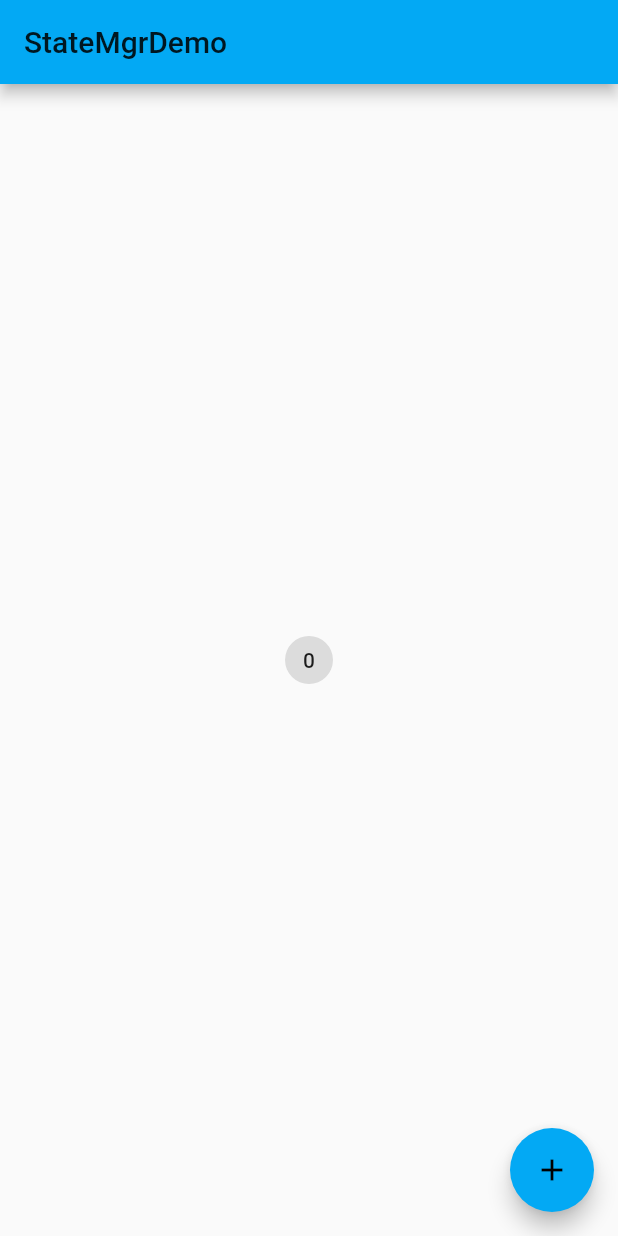
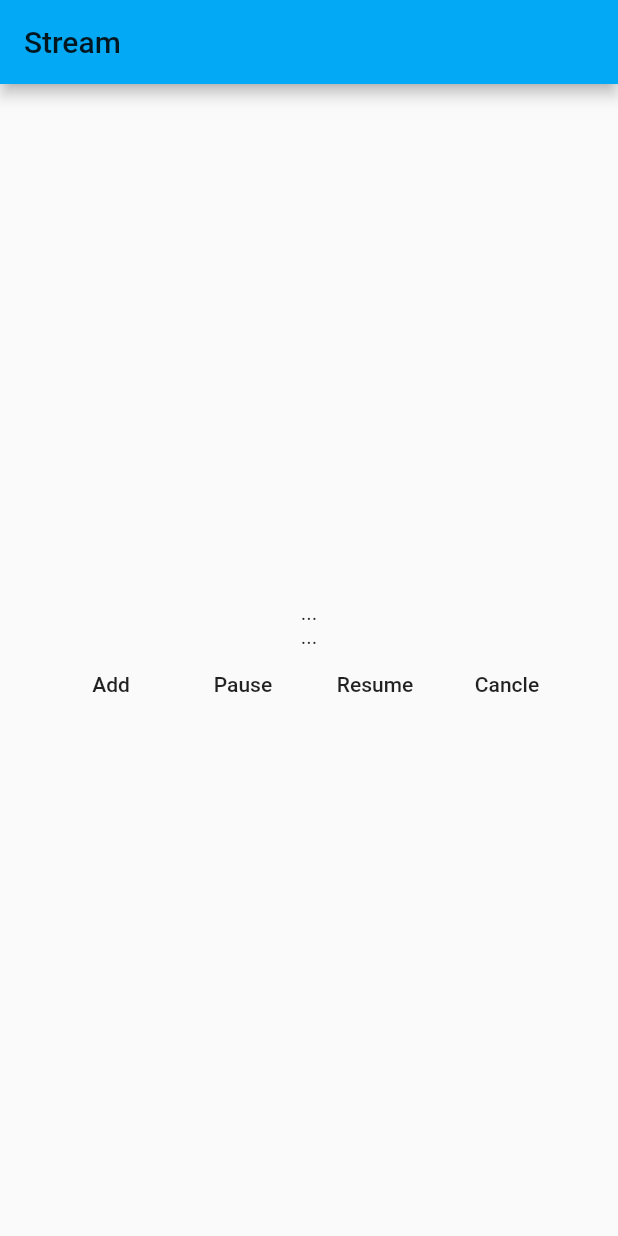
Before and after one commit to OneWayHCl/FlutterDemo, a Flutter app: the screen it shows after launch, on a phone screen of 412 x 824 dp. Run offline on Flutter 3.47's test engine with Material 2 defaults, Android fonts, the light colour scheme and no system bars.

Commit message:
no message

```diff
--- /dev/null
+++ b/FlutterDemo/lib/demo/stream/strem_mutiny_demo.dart
@@ -0,0 +1,134 @@
+import 'dart:async';
+
+import 'package:flutter/cupertino.dart';
+import 'package:flutter/material.dart';
+
+class StreamMutDemo extends StatelessWidget {
+  const StreamMutDemo({Key key}) : super(key: key);
+
+  @override
+  Widget build(BuildContext context) {
+    return Scaffold(
+      appBar: AppBar(title: Text('Stream')),
+      body: StreamMutHomeDemo(),
+    );
+  }
+}
+
+class StreamMutHomeDemo extends StatefulWidget {
+  StreamMutHomeDemo({Key key}) : super(key: key);
+
+  @override
+  _StreamMutHomeDemoState createState() => _StreamMutHomeDemoState();
+}
+
+class _StreamMutHomeDemoState extends State<StreamMutHomeDemo> {
+  StreamSubscription _streamDemoSubscription;
+  StreamController<String> _streamDemo;
+  StreamSink _sinkDemo;
+  String _data = '...';
+
+  @override
+  void dispose() {
+    _streamDemo.close();
+    super.dispose();
+  }
+
+  @override
+  void initState() {
+    super.initState();
+
+    debugPrint('Stream Create');
+    // Stream<String> _streamDemo = Stream.fromFuture(fetchData());
+
+    _streamDemo = StreamController.broadcast();
+    _sinkDemo = _streamDemo.sink;
+
+    debugPrint('Stream Start');
+    // _streamDemoSubscription =
+    //     _streamDemo.listen(onData, onError: onError, onDone: onDone);
+
+    _streamDemoSubscription =
+        _streamDemo.stream.listen(onData, onError: onError, onDone: onDone);
+
+    _streamDemo.stream.listen(onDataTwo, onError: onError, onDone: onDone);
+
+    debugPrint('Stream End');
+  }
+
+  void onData(String data) {
+    setState(() {
+      _data = data;
+    });
+    debugPrint('$data');
+  }
+
+  void onDataTwo(String data) {
+    debugPrint('onDataTwo: $data');
+  }
+
+  void onError(error) {
+    debugPrint('$error');
+  }
+
+  void onDone() {
+    debugPrint('onDone');
+  }
+
+  Future<String> fetchData() async {
+    await Future.delayed(Duration(seconds: 5));
+    return 'Hello~';
+    // throw 'Something happend';
+  }
+
+  Future<String> fetchData1() async {
+    await Future.delayed(Duration(seconds: 1));
+    return 'Hello~ addStream';
+  }
+
+  void _addStream() async {
+    debugPrint('_addStream');
+    String data = await fetchData1();
+    // _streamDemo.add(data);
+    _sinkDemo.add(data);
+  }
+
+  void _pauseStream() {
+    debugPrint('_pauseStream');
+    _streamDemoSubscription.pause();
+  }
+
+  void _resumeStream() {
+    debugPrint('_resumeStream');
+    _streamDemoSubscription.resume();
+  }
+
+  void _cancleStream() {
+    debugPrint('_cancleStream');
+    _streamDemoSubscription.cancel();
+  }
+
+  @override
+  Widget build(BuildContext context) {
+    return Container(
+      child: Column(mainAxisAlignment: MainAxisAlignment.center, children: [
+        StreamBuilder(
+            stream: _streamDemo.stream,
+            initialData: '...',
+            builder: (context, snapshot) {
+              return Text('${snapshot.data}');
+            }),
+        Text(_data),
+        Row(
+          mainAxisAlignment: MainAxisAlignment.center,
+          children: [
+            FlatButton(onPressed: _addStream, child: Text('Add')),
+            FlatButton(onPressed: _pauseStream, child: Text('Pause')),
+            FlatButton(onPressed: _resumeStream, child: Text('Resume')),
+            FlatButton(onPressed: _cancleStream, child: Text('Cancle'))
+          ],
+        ),
+      ]),
+    );
+  }
+}
--- a/FlutterDemo/lib/main.dart
+++ b/FlutterDemo/lib/main.dart
@@ -7,6 +7,8 @@ import 'demo/page_view_demo.dart';
 import 'demo/grid_view_demo.dart';
 import 'demo/sliver_view_demo.dart';
 import 'demo/state/state_mgr_demo.dart';
+import 'demo/stream/stream_demo.dart';
+import 'demo/stream/strem_mutiny_demo.dart';
 import 'demo/test_view.dart';
 import 'demo/basic_demo.dart';
 import 'data/post.dart';
@@ -36,13 +38,14 @@ class _HomePageState extends State<HomePage> {
       title: '',
       debugShowCheckedModeBanner: false,
       theme: ThemeData(primarySwatch: Colors.lightBlue),
-      // initialRoute: '/mtc',
+      // initialRoute: '/stream',
       routes: {
         '/detail': (context) => PostShow(post: posts[0]),
         '/from': (context) => FromDemo(),
-        '/mtc': (context) => MaterialComponentDemo()
+        '/mtc': (context) => MaterialComponentDemo(),
+        '/stream': (context) => StreamDemo()
       },
-      home: StateMgrDemmo(),
+      home: StreamMutDemo(),
       // home: MaterialComponentDemo()
       // Tabs()
       // DefaultTabController(
```
Also changed, not shown: FlutterDemo/lib/demo/stream/stream_demo.dart (added, +117 -0 lines).
